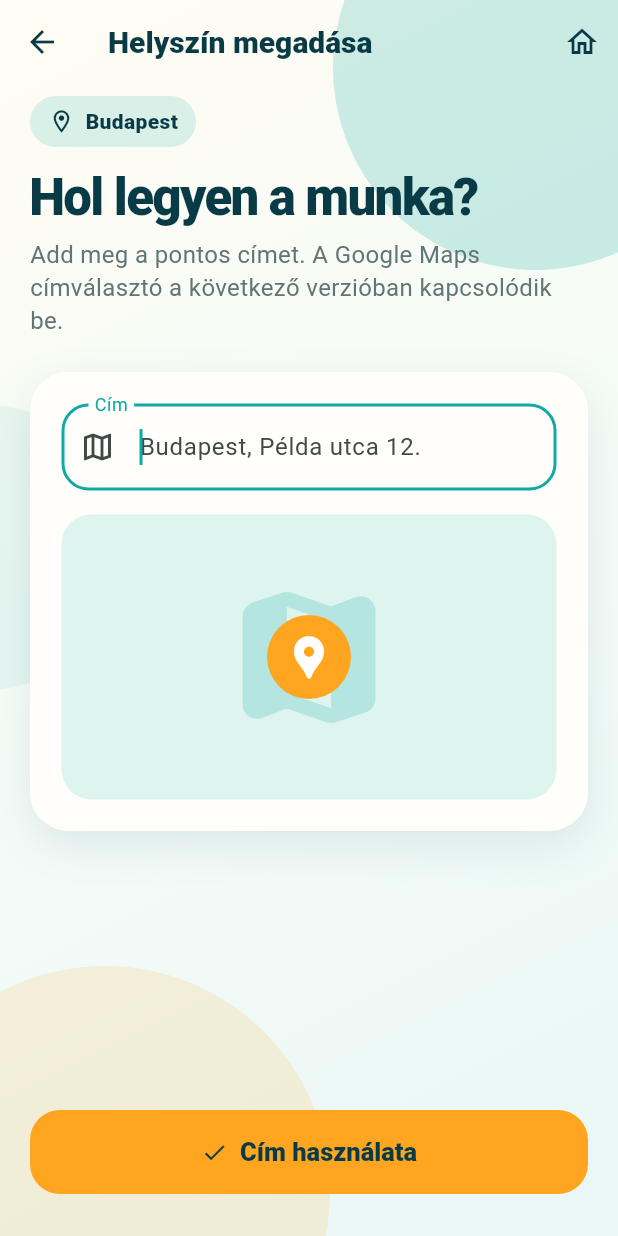
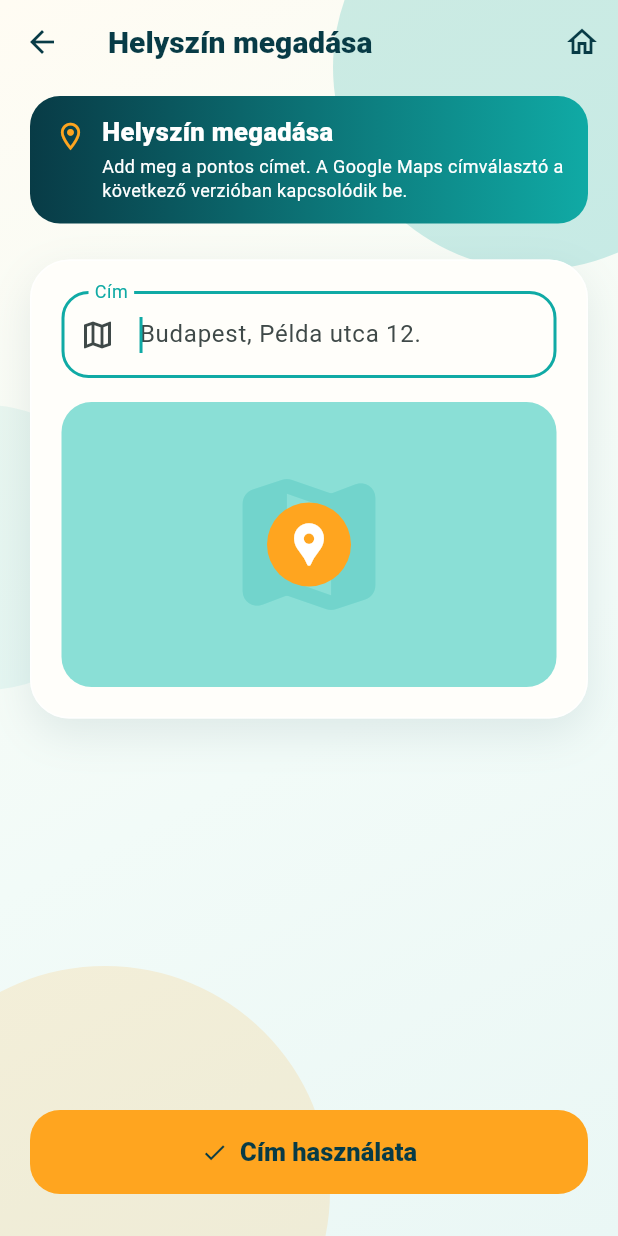
Before and after one commit to bokatimea-debug/takimaki_full, a Flutter app: the MapPickerScreen screen opened by its route, on a phone screen of 412 x 824 dp. Run offline on Flutter 3.47's test engine with Material 3 defaults, Android fonts, the phone set to English and light mode, and no system bars; our stand-ins replace image_picker, shared_preferences; accounts and stored records are empty.

Commit message:
Audit supplementary routed screens against approved shared UI

```diff
--- a/lib/screens/map_picker_screen.dart
+++ b/lib/screens/map_picker_screen.dart
@@ -1,4 +1,6 @@
+import '../widgets/taki_screen_header.dart';
 import '../widgets/taki_app_bar.dart';
+
 import 'package:flutter/material.dart';
 
 import '../theme.dart';
@@ -21,9 +23,8 @@ class _MapPickerScreenState extends State<MapPickerScreen> {
   void _use() {
     final value = _address.text.trim();
     if (value.isEmpty) {
-      ScaffoldMessenger.of(
-        context,
-      ).showSnackBar(const SnackBar(content: Text('Írd be a címet.')));
+      ScaffoldMessenger.of(context)
+          .showSnackBar(const SnackBar(content: Text('Írd be a címet.')));
       return;
     }
     Navigator.pop(context, value);
@@ -35,12 +36,10 @@ class _MapPickerScreenState extends State<MapPickerScreen> {
     body: ListView(
       padding: const EdgeInsets.fromLTRB(20, 8, 20, 120),
       children: [
-        const TakiHeroHeader(
-          eyebrow: 'Budapest',
+        const TakiScreenHeader(
           icon: Icons.location_on_outlined,
-          title: 'Hol legyen a munka?',
-          subtitle:
-              'Add meg a pontos címet. A Google Maps címválasztó a következő verzióban kapcsolódik be.',
+          title: 'Helyszín megadása',
+          subtitle: 'Add meg a pontos címet. A Google Maps címválasztó a következő verzióban kapcsolódik be.',
         ),
         const SizedBox(height: 24),
         TakiPanel(
@@ -61,7 +60,7 @@ class _MapPickerScreenState extends State<MapPickerScreen> {
               Container(
                 height: 190,
                 decoration: BoxDecoration(
-                  color: takiMint,
+                  color: takiCardMint,
                   borderRadius: BorderRadius.circular(20),
                 ),
                 child: const Stack(
```
